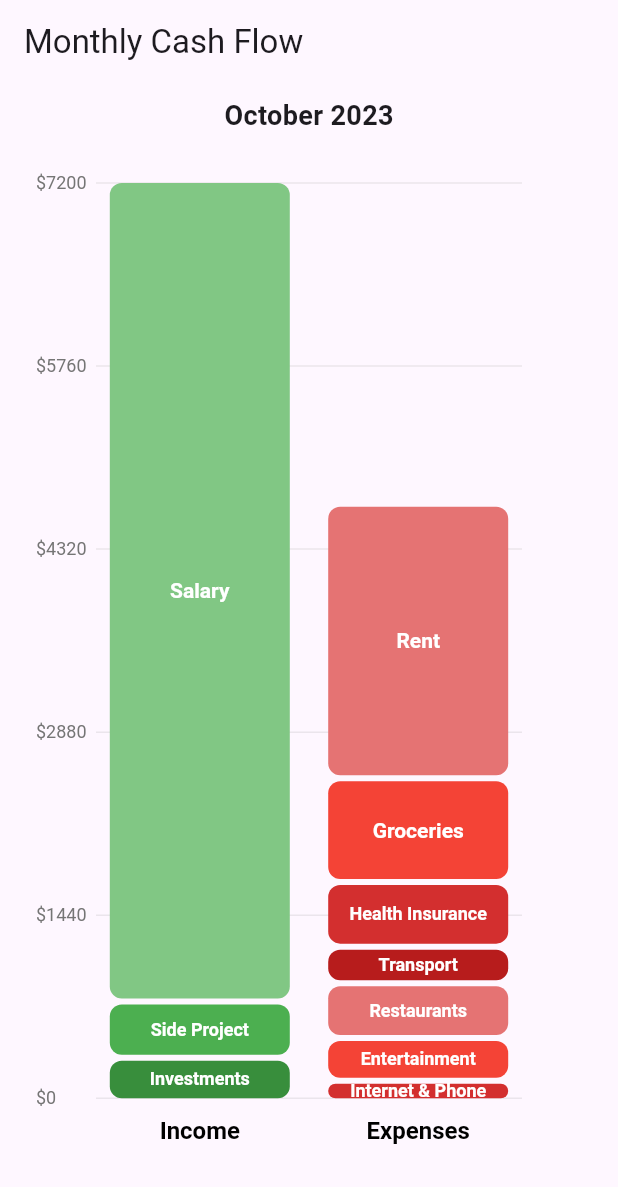
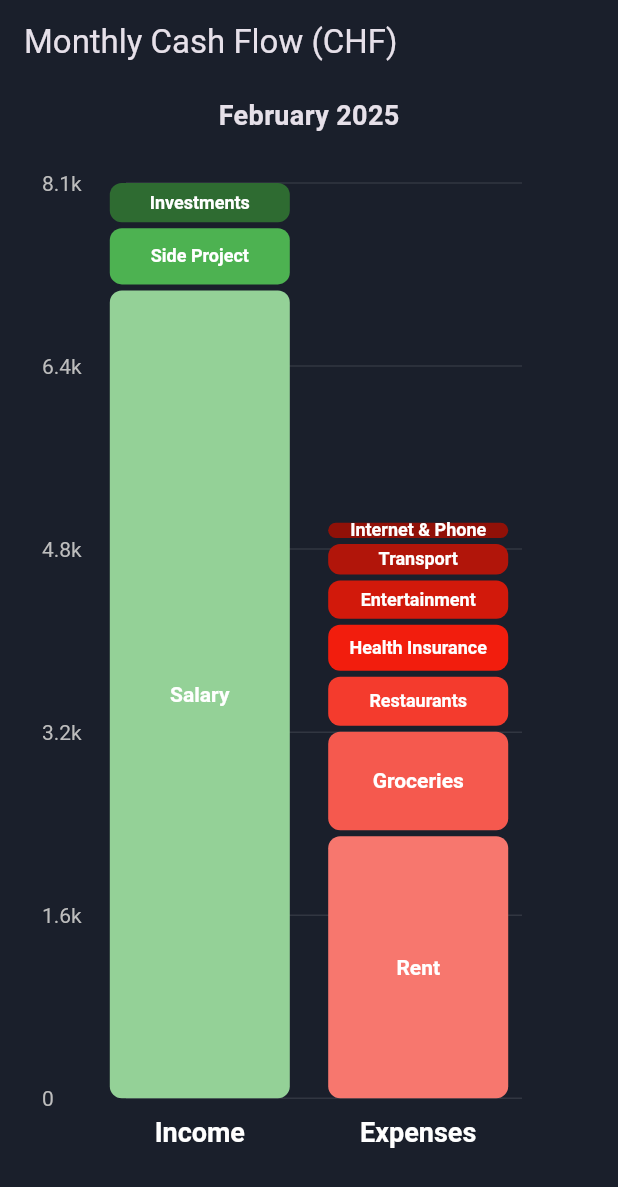
Before and after one commit to SylvainLosey/pulse, a Flutter app: the screen it shows after launch, on a phone screen of 412 x 824 dp. Shown: the top 1187 px of the screen. Run offline on Flutter 3.47's test engine with Material 3 defaults, Android fonts, the phone set to English and light mode, and no system bars.

Commit message:
Graph looks nice

```diff
--- a/lib/cash_flow_chart.dart
+++ b/lib/cash_flow_chart.dart
@@ -1,7 +1,5 @@
 import 'package:flutter/material.dart';
-import 'dart:ui' as ui;
 import 'models.dart';
-import 'chart/segment_data.dart';
 import 'chart/chart_layout.dart';
 import 'chart/chart_painter.dart';
 import 'chart/chart_hit_detector.dart';
@@ -20,19 +18,26 @@ class _CashFlowChartState extends State<CashFlowChart> {
   CategoryAmount? selectedCategory;
   Offset? tooltipPosition;
 
-  static const greenShades = [
-    Color(0xFF81C784),
-    Color(0xFF4CAF50),
-    Color(0xFF388E3C),
-    Color(0xFF1B5E20),
-  ];
+  List<Color> _generateColorShades(Color baseColor, int count) {
+    if (count <= 1) return [baseColor];
 
-  static const redShades = [
-    Color(0xFFE57373),
-    Color(0xFFF44336),
-    Color(0xFFD32F2F),
-    Color(0xFFB71C1C),
-  ];
+    final hslColor = HSLColor.fromColor(baseColor);
+    final lightnessStep = (0.7 - 0.3) / (count - 1);
+
+    return List.generate(count, (index) {
+      return hslColor.withLightness(0.3 + (lightnessStep * index)).toColor();
+    });
+  }
+
+  List<Color> get incomeColors => _generateColorShades(
+        const Color(0xFF4CAF50), // Material Green
+        widget.cashFlow.income.length,
+      );
+
+  List<Color> get expenseColors => _generateColorShades(
+        const Color(0xFFF44336), // Material Red
+        widget.cashFlow.expenses.length,
+      );
 
   void _handleTap(Offset position, ChartHitDetector detector) {
     final hit = detector.detectHit(position);
@@ -49,6 +54,12 @@ class _CashFlowChartState extends State<CashFlowChart> {
 
   @override
   Widget build(BuildContext context) {
+    // Sort the income and expenses lists by amount in ascending order
+    final sortedIncome = List<CategoryAmount>.from(widget.cashFlow.income)
+      ..sort((a, b) => a.amount.compareTo(b.amount));
+    final sortedExpenses = List<CategoryAmount>.from(widget.cashFlow.expenses)
+      ..sort((a, b) => a.amount.compareTo(b.amount));
+
     return Column(
       children: [
         Padding(
@@ -77,12 +88,12 @@ class _CashFlowChartState extends State<CashFlowChart> {
                     ),
                     child: CustomPaint(
                       painter: ChartPainter(
-                        income: widget.cashFlow.income,
-                        expenses: widget.cashFlow.expenses,
+                        income: sortedIncome,
+                        expenses: sortedExpenses,
                         totalIncome: widget.cashFlow.totalIncome,
                         totalExpenses: widget.cashFlow.totalExpenses,
-                        greenShades: greenShades,
-                        redShades: redShades,
+                        greenShades: incomeColors,
+                        redShades: expenseColors,
                         layout: layout,
                       ),
                       size: Size.infinite,
--- a/lib/main.dart
+++ b/lib/main.dart
@@ -11,28 +11,78 @@ class MyApp extends StatelessWidget {
 
   @override
   Widget build(BuildContext context) {
-    final cashFlow = MonthlyCashFlow(
-      month: 'October 2023',
-      income: [
-        CategoryAmount(category: 'Salary', amount: 6500),
-        CategoryAmount(category: 'Side Project', amount: 400),
-        CategoryAmount(category: 'Investments', amount: 300),
-      ],
-      expenses: [
-        CategoryAmount(category: 'Rent', amount: 2200),
-        CategoryAmount(category: 'Groceries', amount: 800),
-        CategoryAmount(category: 'Health Insurance', amount: 480),
-        CategoryAmount(category: 'Transport', amount: 250),
-        CategoryAmount(category: 'Restaurants', amount: 400),
-        CategoryAmount(category: 'Entertainment', amount: 300),
-        CategoryAmount(category: 'Internet & Phone', amount: 120),
-      ],
-    );
+    final cashFlows = [
+      MonthlyCashFlow(
+        month: 'February 2025',
+        income: [
+          CategoryAmount(category: 'Salary', amount: 7200),
+          CategoryAmount(category: 'Side Project', amount: 500),
+          CategoryAmount(category: 'Investments', amount: 350),
+        ],
+        expenses: [
+          CategoryAmount(category: 'Rent', amount: 2400),
+          CategoryAmount(category: 'Groceries', amount: 900),
+          CategoryAmount(category: 'Health Insurance', amount: 420),
+          CategoryAmount(category: 'Transport', amount: 280),
+          CategoryAmount(category: 'Restaurants', amount: 450),
+          CategoryAmount(category: 'Entertainment', amount: 350),
+          CategoryAmount(category: 'Internet & Phone', amount: 140),
+        ],
+      ),
+      MonthlyCashFlow(
+        month: 'January 2025',
+        income: [
+          CategoryAmount(category: 'Salary', amount: 7200),
+          CategoryAmount(category: 'Side Project', amount: 450),
+          CategoryAmount(category: 'Investments', amount: 320),
+        ],
+        expenses: [
+          CategoryAmount(category: 'Rent', amount: 2400),
+          CategoryAmount(category: 'Groceries', amount: 880),
+          CategoryAmount(category: 'Health Insurance', amount: 420),
+          CategoryAmount(category: 'Transport', amount: 270),
+          CategoryAmount(category: 'Restaurants', amount: 420),
+          CategoryAmount(category: 'Entertainment', amount: 380),
+          CategoryAmount(category: 'Internet & Phone', amount: 140),
+        ],
+      ),
+      MonthlyCashFlow(
+        month: 'December 2024',
+        income: [
+          CategoryAmount(category: 'Salary', amount: 7100),
+          CategoryAmount(category: 'Side Project', amount: 600),
+          CategoryAmount(category: 'Investments', amount: 300),
+        ],
+        expenses: [
+          CategoryAmount(category: 'Rent', amount: 2400),
+          CategoryAmount(category: 'Groceries', amount: 950),
+          CategoryAmount(category: 'Health Insurance', amount: 420),
+          CategoryAmount(category: 'Transport', amount: 260),
+          CategoryAmount(category: 'Restaurants', amount: 500),
+          CategoryAmount(category: 'Entertainment', amount: 400),
+          CategoryAmount(category: 'Internet & Phone', amount: 140),
+        ],
+      ),
+    ];
 
     return MaterialApp(
+      theme: ThemeData(
+        brightness: Brightness.dark,
+        scaffoldBackgroundColor: const Color(0xFF1A1F2B),
+        appBarTheme: const AppBarTheme(
+          backgroundColor: Color(0xFF1A1F2B),
+          elevation: 0,
+        ),
+      ),
       home: Scaffold(
-        appBar: AppBar(title: const Text('Monthly Cash Flow')),
-        body: CashFlowChart(cashFlow: cashFlow),
+        appBar: AppBar(title: const Text('Monthly Cash Flow (CHF)')),
+        body: PageView.builder(
+          reverse: true,
+          itemCount: cashFlows.length,
+          itemBuilder: (context, index) {
+            return CashFlowChart(cashFlow: cashFlows[index]);
+          },
+        ),
       ),
     );
   }
```
Also changed, not shown: lib/chart/chart_painter.dart (+18 -9 lines), lib/chart/chart_tooltip.dart (+11 -39 lines), 4 other files.
